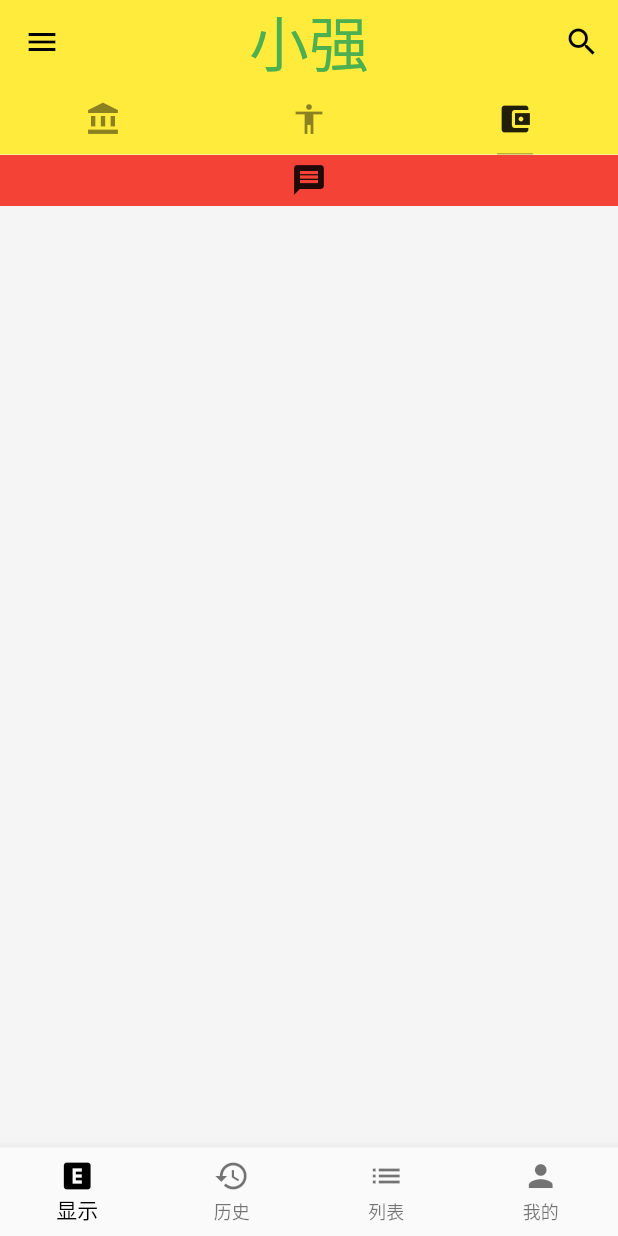
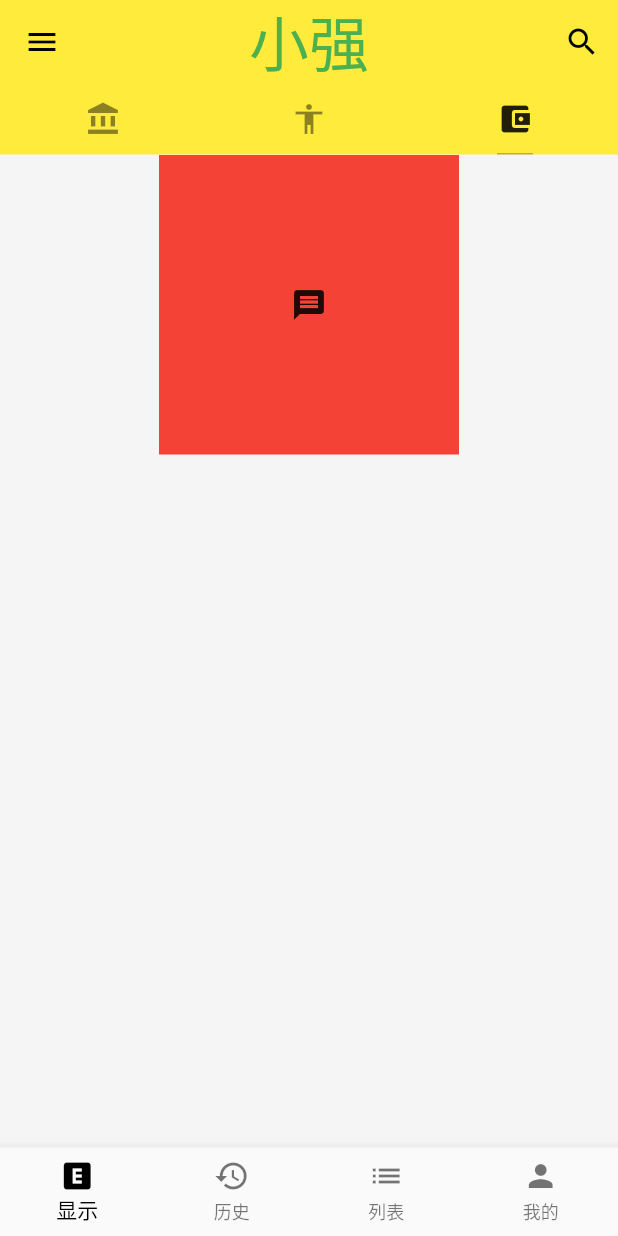
Before and after one commit to huagnzhiqiang/flutter_demo, a Flutter app: the screen it shows after launch, tab 3 chosen, on a phone screen of 412 x 824 dp. Run offline on Flutter 3.47's test engine with Material 2 defaults, Android fonts, the phone set to English and light mode, and no system bars; network calls fail.

```diff
--- a/lib/demo/LayoutDemo.dart
+++ b/lib/demo/LayoutDemo.dart
@@ -15,9 +15,12 @@ class LayoutDemo extends StatelessWidget {
     return Container(
       child: Column(
         children: <Widget>[
-          //权重
-          AspectRatio(
-            aspectRatio: 12 / 1,
+          //限制最大最小
+          ConstrainedBox(
+            constraints: BoxConstraints(
+              minHeight: 200,
+              minWidth: 200
+            ),
             child: Container(
               child: Icon(Icons.message),
               color:  Colors.red,
```
